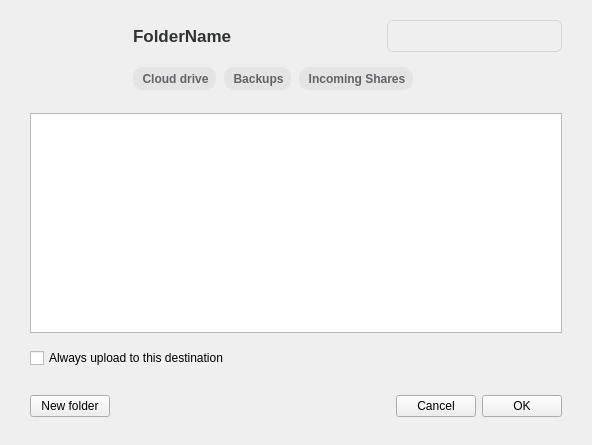
First picture: the form in src/MEGASync/gui/node_selector/gui/macx/NodeSelectorTreeViewWidget.ui, repository meganz/MEGAsync, before the edit.
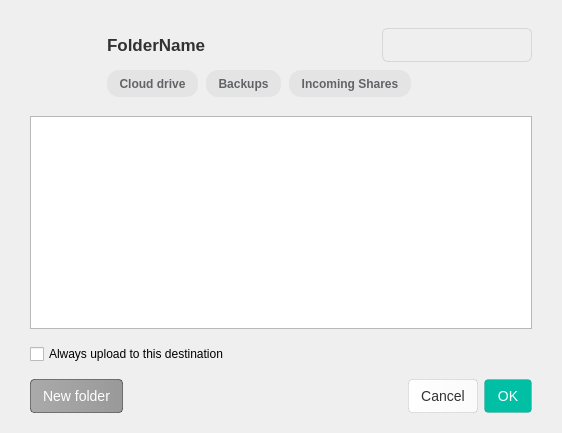
Second picture: the form after the edit. Icons and pictures are not drawn. Custom widgets are drawn as their Qt base class.

Commit message: macos ui adjustments

The edit to the form file:
```diff
--- a/src/MEGASync/gui/node_selector/gui/macx/NodeSelectorTreeViewWidget.ui
+++ b/src/MEGASync/gui/node_selector/gui/macx/NodeSelectorTreeViewWidget.ui
@@ -6,8 +6,8 @@
    <rect>
     <x>0</x>
     <y>0</y>
-    <width>543</width>
-    <height>445</height>
+    <width>562</width>
+    <height>433</height>
    </rect>
   </property>
   <property name="windowTitle">
@@ -38,17 +38,23 @@
    <item>
     <layout class="QGridLayout" name="gridLayout">
      <property name="topMargin">
-      <number>0</number>
+      <number>8</number>
      </property>
      <property name="bottomMargin">
+      <number>4</number>
+     </property>
+     <property name="horizontalSpacing">
+      <number>2</number>
+     </property>
+     <property name="verticalSpacing">
       <number>8</number>
      </property>
      <item row="0" column="10">
       <widget class="SearchLineEdit" name="leSearch">
        <property name="minimumSize">
         <size>
-         <width>175</width>
-         <height>32</height>
+         <width>150</width>
+         <height>34</height>
         </size>
        </property>
        <property name="styleSheet">
@@ -57,7 +63,7 @@
 border-width:1px 1px 1px 1px;
 border-style:solid;
 border-color:rgba(0,0,0,0.1);
-min-height:30px;
+min-height:32px;
 }</string>
        </property>
        <property name="frameShape">
@@ -93,8 +99,8 @@
        </property>
        <property name="iconSize">
         <size>
-         <width>16</width>
-         <height>16</height>
+         <width>24</width>
+         <height>24</height>
         </size>
        </property>
       </widget>
@@ -198,8 +204,8 @@
        </property>
        <property name="iconSize">
         <size>
-         <width>16</width>
-         <height>16</height>
+         <width>24</width>
+         <height>24</height>
         </size>
        </property>
       </widget>
@@ -288,11 +294,11 @@
        <property name="styleSheet">
         <string notr="true">QToolButton
 {
-  border-radius: 10px;
+  border-radius: 12px;
   font-weight: 600;
-  height:20px;
-  padding-left:5px;
-  padding-right:3px;
+  height:24px;
+  padding-left:8px;
+  padding-right:8px;
   background-color: rgba(0, 0, 0, 0.05);
   color:#616366;
 }
@@ -476,6 +482,7 @@
          <property name="font">
           <font>
            <pointsize>-1</pointsize>
+           <bold>false</bold>
           </font>
          </property>
          <property name="focusPolicy">
@@ -485,7 +492,8 @@
           <string notr="true">QTreeView {
     show-decoration-selected: 1;
 	selection-background-color: #3393df;
-	 font-size: 12px;
+	 font-size: 14px;
+	font-weight:400;
  	qproperty-indentation: 18; 
 	outline:0;
 }
@@ -537,7 +545,8 @@
 {
 background: #FFFFFF;
 font-size: 12px;
-color:#576879;
+font-weight:400;
+color:#303233;
 padding-top: 2px;
 }
 
@@ -750,30 +759,68 @@
      <property name="maximumSize">
       <size>
        <width>16777215</width>
-       <height>16777215</height>
+       <height>35</height>
       </size>
      </property>
      <property name="styleSheet">
-      <string notr="true"/>
+      <string notr="true">QPushButton
+{
+min-height:32px;
+padding-left:12px;
+padding-right:12px;
+font-size:14px;
+font-weight: 400;
+border-radius:4px;
+}</string>
      </property>
      <layout class="QHBoxLayout" name="horizontalLayout">
       <property name="leftMargin">
        <number>0</number>
       </property>
       <property name="topMargin">
-       <number>12</number>
+       <number>0</number>
       </property>
       <property name="rightMargin">
        <number>0</number>
       </property>
       <property name="bottomMargin">
-       <number>8</number>
+       <number>0</number>
       </property>
       <item>
        <widget class="QPushButton" name="bNewFolder">
+        <property name="styleSheet">
+         <string notr="true">
+QPushButton
+{
+background-color:qlineargradient( x1:0 y1:0, x2:1 y2:0, stop:0 #AAAAAA, stop:1 #999999);
+color:#FFFFFF;
+border: 1px solid rgba(0, 0, 0, 0.44);
+}
+
+QPushButton:disabled
+{
+background-color: qlineargradient( x1:0 y1:0, x2:1 y2:0, stop:0 rgba(170, 170, 170, 0.3), stop:1 rgba(153, 153, 153, 0.3));
+border: 1px solid rgba(0, 0, 0, 0.15);
+}
+
+QPushButton::hover
+{
+background-color:qlineargradient( x1:0 y1:0, x2:1 y2:0, stop:0 #8D8D8D, stop:1 #7A7A7A);
+}</string>
+        </property>
         <property name="text">
          <string>New folder</string>
         </property>
+        <property name="icon">
+         <iconset resource="../../../Resources_win.qrc">
+          <normaloff>:/images/node_selector/plus.png</normaloff>:/images/node_selector/plus.png</iconset>
+        </property>
+        <property name="iconSize">
+         <size>
+          <width>16</width>
+          <height>16</height>
+         </size>
+        </property>
        </widget>
       </item>
       <item>
@@ -791,6 +838,25 @@
       </item>
       <item>
        <widget class="QPushButton" name="bCancel">
+        <property name="styleSheet">
+         <string notr="true">QPushButton
+{
+background-color:qlineargradient( x1:0 y1:0, x2:1 y2:0, stop:0 #FFFFFF, stop:1 #FAFAFA);
+color:#333333;
+border: 1px solid rgba(0, 0, 0, 0.1);
+}
+
+QPushButton:disabled
+{
+color: rgba(51, 51, 51, 0.3);
+}
+
+QPushButton:hover
+{
+background-color:qlineargradient( x1:0 y1:0, x2:1 y2:0, stop:0 #FAFAFA, stop:1 #F2F2F2);
+color:#333333;
+}</string>
+        </property>
         <property name="text">
          <string>Cancel</string>
         </property>
@@ -798,6 +864,26 @@
       </item>
       <item>
        <widget class="QPushButton" name="bOk">
+        <property name="styleSheet">
+         <string notr="true">QPushButton
+{
+background:#00BFA5;
+border: 1px solid rgba(0, 0, 0, 0.1);
+color:#FFFFFF;
+}
+
+QPushButton:disabled
+{
+background: rgba(0, 191, 165, 0.3);
+color:#FFFFFF;
+}
+
+QPushButton:hover
+{
+background: #00A787;
+color:#FFFFFF;
+}</string>
+        </property>
         <property name="text">
          <string>OK</string>
         </property>
```
Left out of the diff: 8 changed lines with no effect on the pictures. The commit also changes 3 other files.
